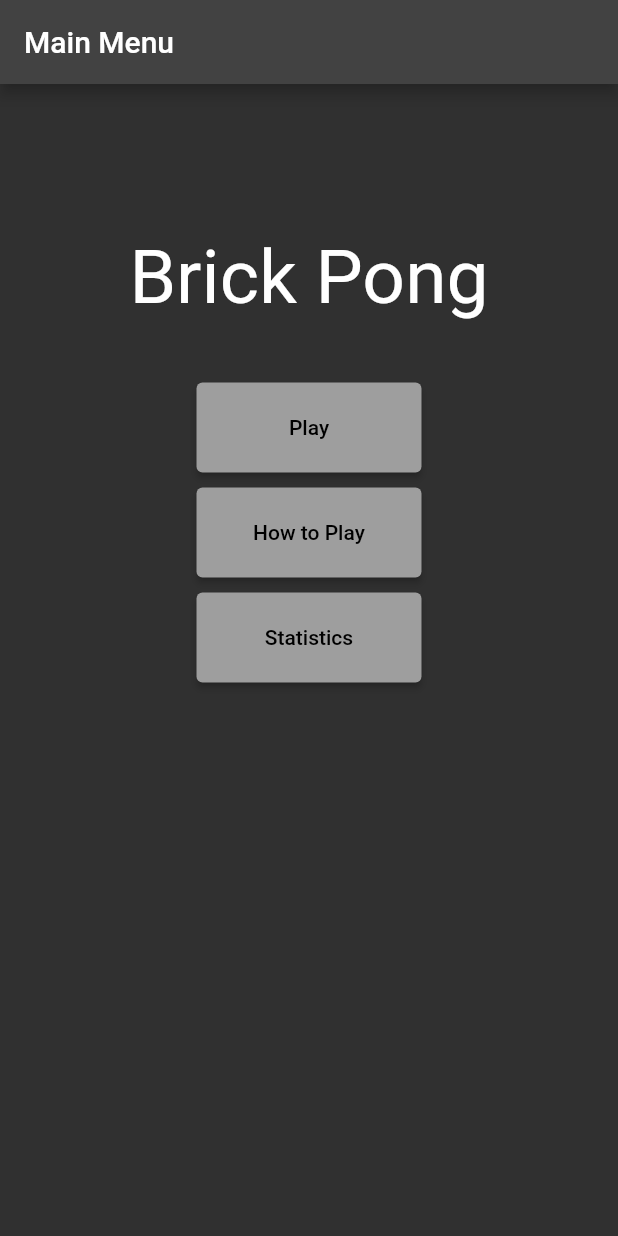
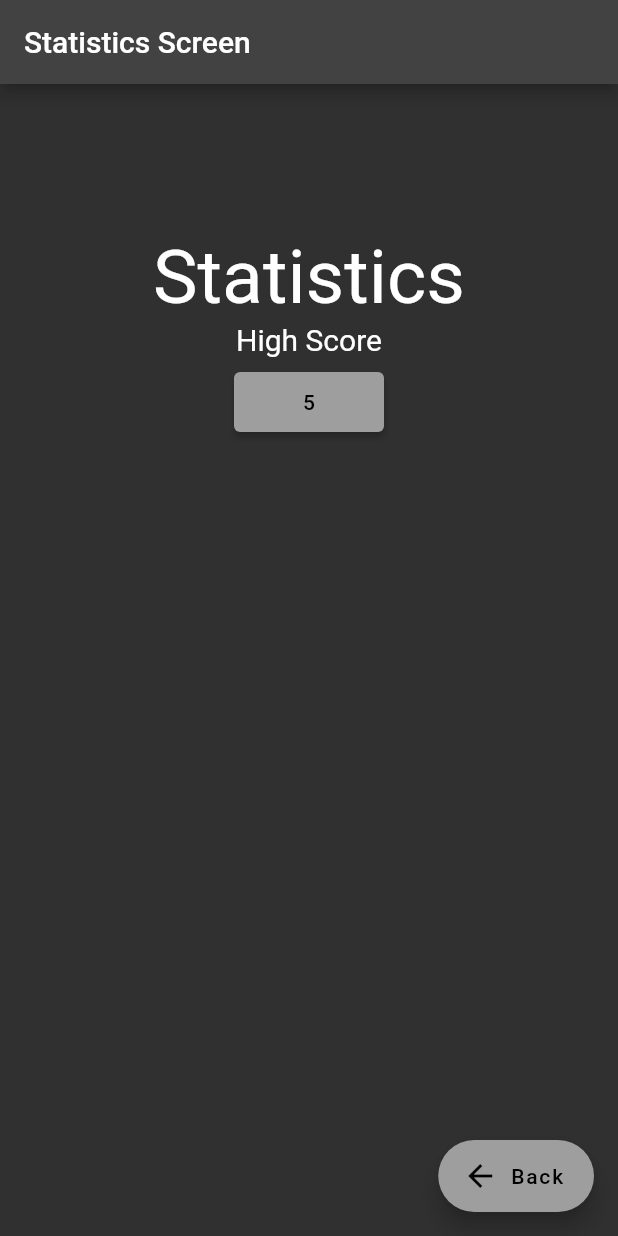
Before and after one commit to DarrelOdom17/brick_pong_flutter, a Flutter app: the screen it shows after launch, after a tap on "Statistics", on a phone screen of 412 x 824 dp. Run offline on Flutter 3.47's test engine with Material 2 defaults, Android fonts, the phone set to English and light mode, and no system bars; our stand-ins replace google_fonts.

Commit message:
STATISTICS SCREEM

```diff
--- a/lib/main.dart
+++ b/lib/main.dart
@@ -1,3 +1,4 @@
+
 import 'package:android_projects/game_cover_screen.dart';
 import 'package:android_projects/games_screen.dart';
 import 'package:flutter/material.dart';
@@ -6,9 +7,10 @@ import 'title_screen.dart';
 void main() {
   runApp(
       MaterialApp(
-        initialRoute: 'main_menu',
+        initialRoute: '/main_menu',
         routes: {
-          'main_menu': (context) => const TitleScreen(),
+          '/main_menu': (context) => const TitleScreen(),
+          '/main_menu/statistics': (context) => const StatisticsScreen(),
           // make sure to change this const ^ when you want to check how your new class
           // looks in the live preview in the emulator or web
         },
--- a/lib/title_screen.dart
+++ b/lib/title_screen.dart
@@ -1,5 +1,8 @@
 import 'package:flutter/material.dart';
+
 import 'package:google_fonts/google_fonts.dart';
+
+int Highscore = 5;
 
 class TitleScreen extends StatelessWidget {
   const TitleScreen({Key? key}) : super(key: key);
@@ -16,18 +19,18 @@ class TitleScreen extends StatelessWidget {
         appBar: AppBar(title: const Text("Main Menu")),
         body: Center(
           child: Column(
-            children: const [
-              Padding(padding: EdgeInsets.all(50)),
-              Text(
+            children:  [
+              const Padding(padding: EdgeInsets.all(50)),
+              const Text(
                 "Brick Pong",
                 style: TextStyle(fontSize: 50),
               ),
-              Padding(padding: EdgeInsets.all(20)),
-              MenuButton("Play", 60, 150, ),
-              Padding(padding: EdgeInsets.all(5)),
-              MenuButton("How to Play", 60, 150),
-              Padding(padding: EdgeInsets.all(5)),
-              MenuButton("Statistics", 60, 150),
+              const Padding(padding: EdgeInsets.all(20)),
+              MenuButton("Play", 60, 150, () {}),
+              const Padding(padding: EdgeInsets.all(5)),
+              MenuButton("How to Play", 60, 150, () {}),
+              const Padding(padding: EdgeInsets.all(5)),
+              MenuButton("Statistics", 60, 150, () {Navigator.pushNamed(context, "/main_menu/statistics");}),
             ],
           ),
         ),
@@ -42,14 +45,14 @@ class MenuButton extends StatelessWidget {
       this.title,
       this.height,
       this.width,
-      //this.onPressed,
+      this.onPressed,
       {Key? key}
       ) : super(key: key);
 
   final String title;
   final double height;
   final double width;
-  //final Function()? onPressed;
+  final Function()? onPressed;
 
   @override
   Widget build(BuildContext context) {
@@ -59,7 +62,7 @@ class MenuButton extends StatelessWidget {
           height: height,
           width: width,
           child: ElevatedButton(
-            onPressed: () {},//onPressed,
+            onPressed: onPressed,
             child: Column(
               mainAxisAlignment: MainAxisAlignment.center,
               children: [
@@ -75,3 +78,66 @@ class MenuButton extends StatelessWidget {
     );
   }
 }
+
+class StatisticsScreen extends StatelessWidget {
+  const StatisticsScreen({Key? key}) : super(key: key);
+
+
+
+  @override
+  Widget build(BuildContext context) {
+    return MaterialApp(
+      title: "Statistics",
+      theme: ThemeData(
+        brightness: Brightness.dark,
+        primarySwatch: Colors.grey,
+      ),
+      home: Scaffold(
+        appBar: AppBar(title: const Text("Statistics Screen")),
+        body: Center(
+          child: Column(
+            children: [
+              const Padding(padding: EdgeInsets.all(50)),
+              const Text(
+                "Statistics",
+                style: TextStyle(fontSize: 50),
+              ),
+              const Text(
+                "High Score",
+                style: TextStyle(fontSize: 20),
+              ),
+              const Padding(padding: EdgeInsets.all(5)),
+              SizedBox(
+                height: 40,
+                width: 100,
+
+                child: ElevatedButton(
+                  onPressed: () {},
+                  child: Column(
+                    mainAxisAlignment: MainAxisAlignment.center,
+                    children: [
+                      Align(
+                        alignment: Alignment.center,
+                        child: Text(Highscore.toString()),
+                      ),
+                    ],
+                  ),
+                ),
+              ),
+            ],
+          ),
+        ),
+        floatingActionButton: FloatingActionButton.extended(
+          onPressed: () {
+            Navigator.pop(context);
+          },
+
+          backgroundColor: Colors.grey,
+          label: const Text("Back"),
+          icon: const Icon(Icons.arrow_back),
+
+        ),
+      ),
+    );
+  }
+}
```
